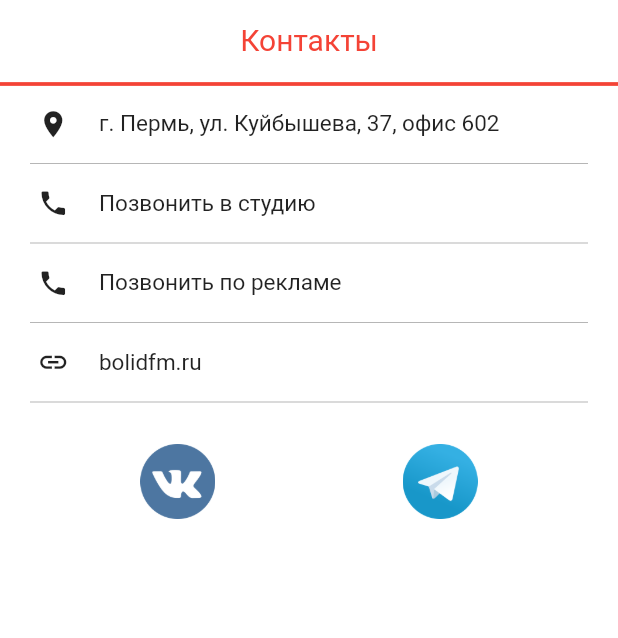
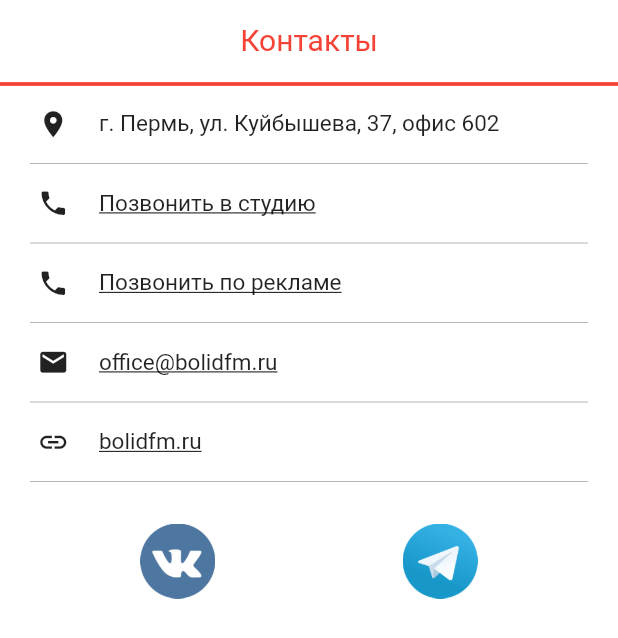
Before and after one commit to garrenc/bolid-flutter, a Flutter app: the InfoScreen screen opened directly, on a phone screen of 412 x 824 dp. Shown: the top 638 px of the screen. Run offline on Flutter 3.47's test engine with Material 2 defaults, Android fonts, the phone set to English and light mode, and no system bars; missing offline and left inert: radio_player, sound_mode; project files that could hold a hidden picture were left out.

Commit message:
updated links

```diff
--- a/lib/screens/info_screen.dart
+++ b/lib/screens/info_screen.dart
@@ -12,8 +12,7 @@ class InfoScreen extends StatelessWidget {
           crossAxisAlignment: CrossAxisAlignment.center,
           children: [
             Container(
-              padding: const EdgeInsets.only(
-                  right: 25, left: 25, top: 15, bottom: 10),
+              padding: const EdgeInsets.only(right: 25, left: 25, top: 15, bottom: 10),
               child: const Center(
                 child: Text(
                   'Контакты',
@@ -70,6 +69,7 @@ class InfoScreen extends StatelessWidget {
                       child: const Text(
                         'Позвонить в студию',
                         style: TextStyle(
+                          decoration: TextDecoration.underline,
                           fontSize: 15,
                         ),
                       ),
@@ -101,7 +101,40 @@ class InfoScreen extends StatelessWidget {
                       child: const Text(
                         'Позвонить по рекламе',
                         style: TextStyle(
+                          decoration: TextDecoration.underline,
                           fontSize: 15,
+                        ),
+                      ),
+                    ),
+                  ),
+                ],
+              ),
+            ),
+            const Divider(
+              color: Colors.grey,
+              indent: 20,
+              endIndent: 20,
+              thickness: 0.5,
+            ),
+            Padding(
+              padding: const EdgeInsets.symmetric(vertical: 8, horizontal: 25),
+              child: Row(
+                mainAxisAlignment: MainAxisAlignment.start,
+                crossAxisAlignment: CrossAxisAlignment.center,
+                children: [
+                  const Icon(
+                    Icons.mail,
+                    size: 21,
+                  ),
+                  Padding(
+                    padding: const EdgeInsets.only(left: 20),
+                    child: GestureDetector(
+                      onTap: () => launch('mailto:office@bolidfm.ru'),
+                      child: const Text(
+                        'office@bolidfm.ru',
+                        style: TextStyle(
+                          fontSize: 15,
+                          decoration: TextDecoration.underline,
                         ),
                       ),
                     ),
@@ -132,6 +165,7 @@ class InfoScreen extends StatelessWidget {
                       child: const Text(
                         'bolidfm.ru',
                         style: TextStyle(
+                          decoration: TextDecoration.underline,
                           fontSize: 15,
                         ),
                       ),
@@ -164,7 +198,7 @@ class InfoScreen extends StatelessWidget {
                     ),
                   ),
                   GestureDetector(
-                    onTap: () => launch('https://t.me/bolidfm_bot'),
+                    onTap: () => launch('https://t.me/radiobolid_bot'),
                     child: Container(
                       margin: const EdgeInsets.only(top: 20),
                       width: 50,
--- a/lib/screens/play_screen.dart
+++ b/lib/screens/play_screen.dart
@@ -84,6 +84,7 @@ class _PlayScreenState extends State<PlayScreen> {
   }
 
   void toggleStream() async {
+    bool playAfterChange = isPlaying;
     _isHD
         ? _radioPlayer.setChannel(title: 'Радио Болид', url: 'https://icecast-bulteam.cdnvideo.ru/bolid64', imagePath: 'assets/images/bolidlogo.png')
         : _radioPlayer.setChannel(title: 'Радио Болид', url: 'https://icecast-bulteam.cdnvideo.ru/bolid128', imagePath: 'assets/images/bolidlogo.png');
@@ -92,7 +93,7 @@ class _PlayScreenState extends State<PlayScreen> {
       _isHD = !_isHD;
     });
     await Future.delayed(Duration(milliseconds: 500));
-    _radioPlayer.play();
+    if (playAfterChange) _radioPlayer.play();
   }
 
   @override
--- a/pubspec.yaml
+++ b/pubspec.yaml
@@ -15,7 +15,7 @@ publish_to: 'none' # Remove this line if you wish to publish to pub.dev
 # In iOS, build-name is used as CFBundleShortVersionString while build-number used as CFBundleVersion.
 # Read more about iOS versioning at
 # https://developer.apple.com/library/archive/documentation/General/Reference/InfoPlistKeyReference/Articles/CoreFoundationKeys.html
-version: 15.1.0+1510
+version: 1.0.0+1
 
 environment:
   sdk: ">=2.15.1 <3.0.0"
```
Also changed, not shown: pubspec.lock, 5 other files.
